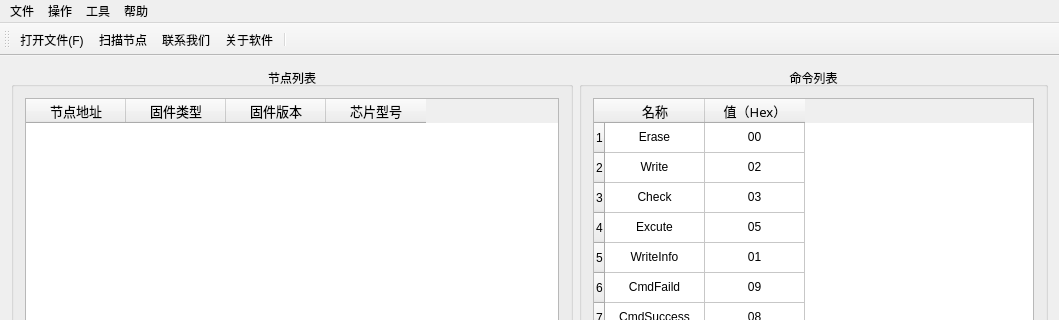
596142041/CANBootloader-Qt, file source/mainwindow_ch.ui: the form before one commit; both pictures show x 0 to 1059 and y 0 to 320 of the 1059 by 596 pixel window.
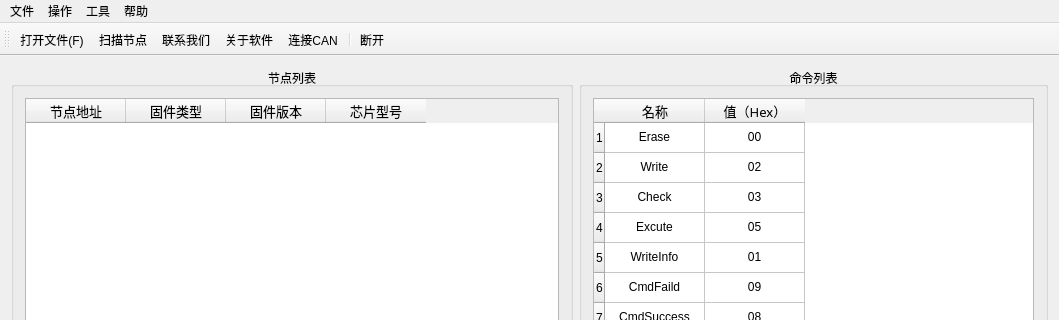
The form after the commit. Icons and pictures are not drawn.

Commit message: 在工具栏添加两个按钮

```diff
--- a/source/mainwindow_ch.ui
+++ b/source/mainwindow_ch.ui
@@ -787,7 +787,9 @@
    <addaction name="scanNodeAction"/>
    <addaction name="contactUsAction"/>
    <addaction name="aboutAction"/>
+   <addaction name="action_Open_CAN"/>
    <addaction name="separator"/>
+   <addaction name="action_Close_CAN"/>
   </widget>
   <widget class="QStatusBar" name="statusBar"/>
   <action name="exitAction">
```
